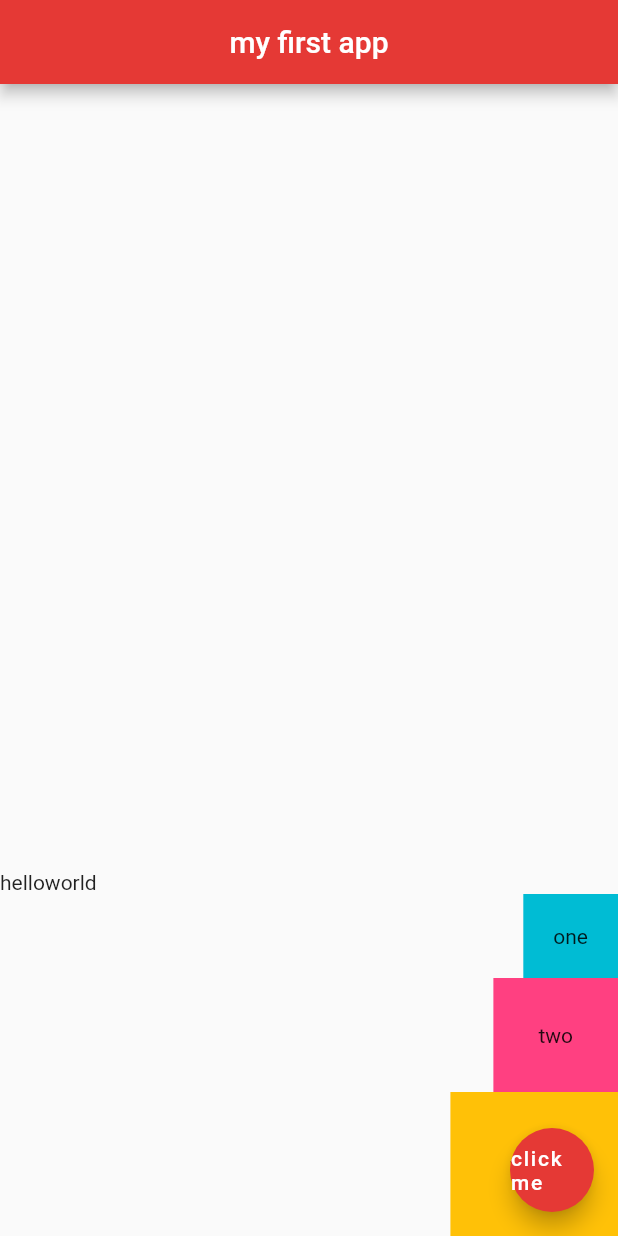
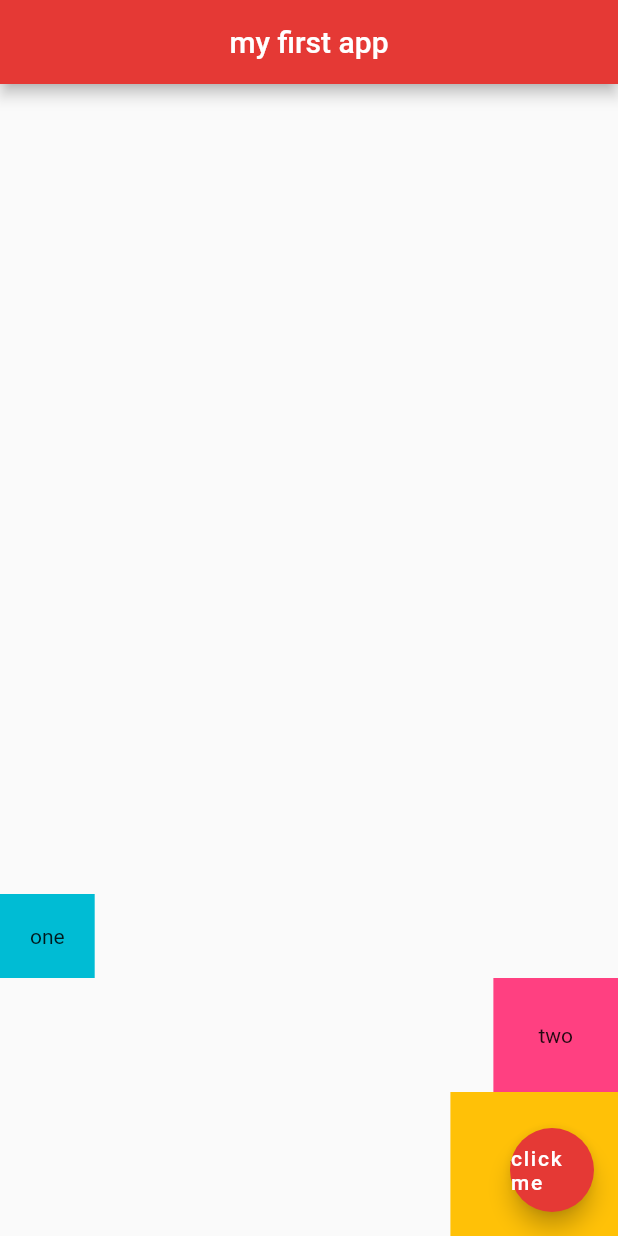
Before and after one commit to mvreisg/aprendizado_flutter, a Flutter app: the screen it shows after launch, on a phone screen of 412 x 824 dp. Run offline on Flutter 3.47's test engine with Material 2 defaults, Android fonts, the phone set to English and light mode, and no system bars.

Commit message:
end of tutorial 13

```diff
--- a/myapp/lib/main.dart
+++ b/myapp/lib/main.dart
@@ -21,15 +21,13 @@ class Home extends StatelessWidget {
         crossAxisAlignment: CrossAxisAlignment.end,
         children: <Widget>[
           Row(
-            children: <Widget>[
-              Text('hello'),
-              Text('world'),
+            children: [
+              Container(
+                padding: EdgeInsets.all(20.0),
+                color: Colors.cyan,
+                child: Text('one'),
+              ),
             ],
-          ),
-          Container(
-            padding: EdgeInsets.all(20.0),
-            color: Colors.cyan,
-            child: Text('one'),
           ),
           Container(
             padding: EdgeInsets.all(30.0),
```
